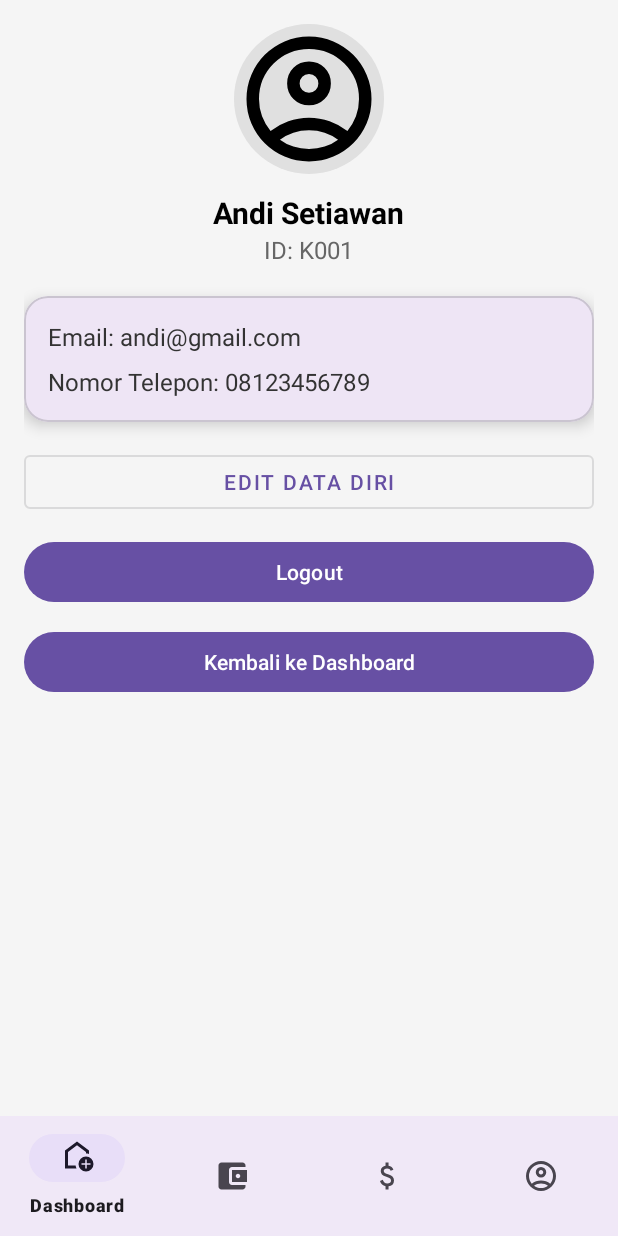
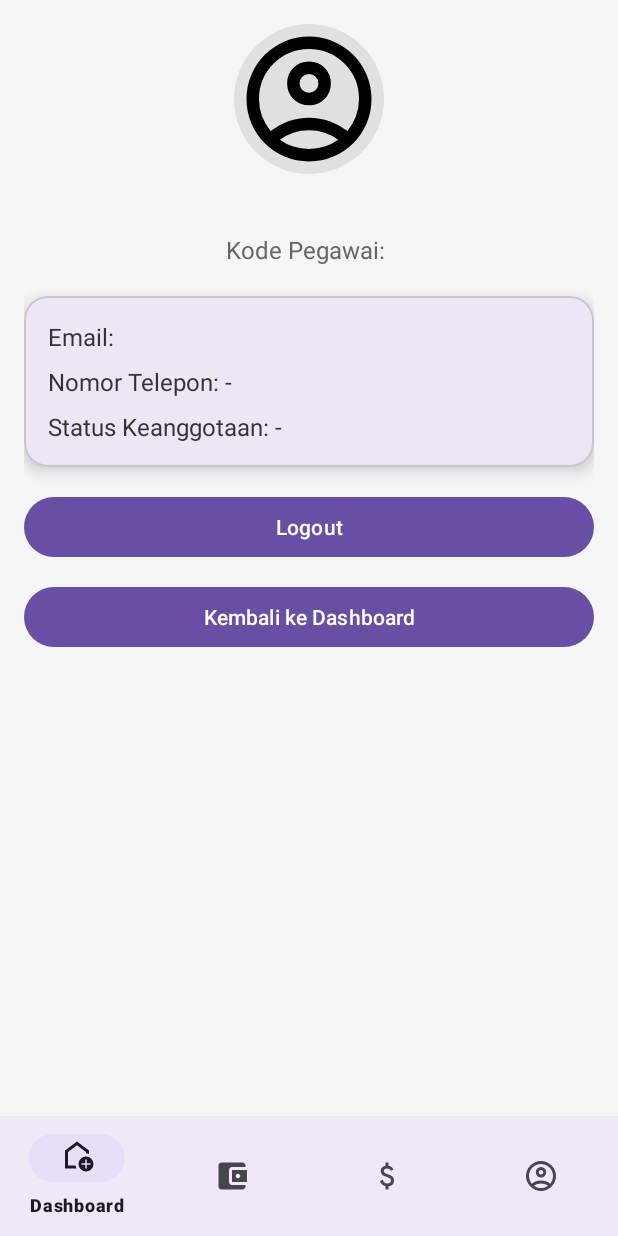
Before and after one commit to YaredMordechai/Projek_MAP, an Android app: the fragment ProfilFragment placed in its activity, on a phone screen of 412 x 824 dp. Run offline under Robolectric (Android 15) with nearby library versions, the phone set to English and light mode, and no system bars; 1 statement that could not run was skipped.

Commit message:
Update ProfilFragment dan penyesuasian UserDummy

```diff
--- a/app/src/main/java/com/example/projek_map/MainActivity.kt
+++ b/app/src/main/java/com/example/projek_map/MainActivity.kt
@@ -12,14 +12,22 @@ class MainActivity : AppCompatActivity() {
 
     private lateinit var binding: ActivityMainBinding
     private var userNama: String = ""
+    private var userEmail: String = ""
+    private var userTelepon: String = ""
+    private var userStatus: String = ""
+    private var userKodePegawai: String = ""
 
     override fun onCreate(savedInstanceState: Bundle?) {
         super.onCreate(savedInstanceState)
         binding = ActivityMainBinding.inflate(layoutInflater)
         setContentView(binding.root)
 
-        // Ambil data user dari intent (dummy login)
+        // Ambil data user dari Intent (dummy login)
         userNama = intent.getStringExtra("userName") ?: ""
+        userEmail = intent.getStringExtra("userEmail") ?: ""
+        userTelepon = intent.getStringExtra("userTelepon") ?: ""
+        userStatus = intent.getStringExtra("userStatusKeanggotaan") ?: ""
+        userKodePegawai = intent.getStringExtra("userKodePegawai") ?: ""
 
         // Jika user belum login (tidak ada nama)
         if (userNama.isEmpty()) {
@@ -57,6 +65,10 @@ class MainActivity : AppCompatActivity() {
                     val fragment = ProfilFragment()
                     val bundle = Bundle()
                     bundle.putString("nama", userNama)
+                    bundle.putString("email", userEmail)
+                    bundle.putString("telepon", userTelepon)
+                    bundle.putString("statusKeanggotaan", userStatus)
+                    bundle.putString("kodePegawai", userKodePegawai)
                     fragment.arguments = bundle
                     loadFragment(fragment)
                     true
--- a/app/src/main/java/com/example/projek_map/ProfilFragment.kt
+++ b/app/src/main/java/com/example/projek_map/ProfilFragment.kt
@@ -8,9 +8,10 @@ import android.view.ViewGroup
 import android.widget.ImageView
 import android.widget.TextView
 import androidx.fragment.app.Fragment
-import com.google.android.material.button.MaterialButton
+import com.example.projek_map.data.DummyUserData
 import com.example.projek_map.ui.LoginActivity
 import com.example.projek_map.utils.PrefManager
+import com.google.android.material.button.MaterialButton
 
 class ProfilFragment : Fragment() {
 
@@ -24,46 +25,67 @@ class ProfilFragment : Fragment() {
     override fun onViewCreated(view: View, savedInstanceState: Bundle?) {
         super.onViewCreated(view, savedInstanceState)
 
-        // --- Inisialisasi komponen ---
         val imgProfile = view.findViewById<ImageView>(R.id.imgProfile)
         val tvNamaUser = view.findViewById<TextView>(R.id.tvNamaUser)
         val tvIdUser = view.findViewById<TextView>(R.id.tvIdUser)
         val tvEmail = view.findViewById<TextView>(R.id.tvEmail)
         val tvTelepon = view.findViewById<TextView>(R.id.tvTelepon)
+        val tvStatus = view.findViewById<TextView>(R.id.tvStatus)
 
-        val btnEditProfil = view.findViewById<MaterialButton>(R.id.btnEditProfil)
         val btnLogout = view.findViewById<MaterialButton>(R.id.btnLogout)
         val btnBackDashboard = view.findViewById<MaterialButton>(R.id.btnBackDashboard)
 
-        // --- Ambil data dari argument (dikirim dari MainActivity) ---
-        val userNama = arguments?.getString("nama") ?: "Andi Setiawan"
+        val pref = PrefManager(requireContext())
 
-        // --- Dummy data pengguna ---
-        tvNamaUser.text = userNama
-        tvIdUser.text = "ID: K001"
-        tvEmail.text = "Email: andi@gmail.com"
-        tvTelepon.text = "Nomor Telepon: 08123456789"
+        // 🔹 Ambil data dari argument (jika dikirim dari MainActivity)
+        val namaArg = arguments?.getString("nama")
+        val emailArg = arguments?.getString("email")
+        val teleponArg = arguments?.getString("telepon")
+        val statusArg = arguments?.getString("statusKeanggotaan")
+        val kodePegawaiArg = arguments?.getString("kodePegawai")
+
+        if (!namaArg.isNullOrEmpty()) {
+            // tampilkan data dari intent bundle
+            tvNamaUser.text = namaArg
+            tvIdUser.text = "Kode Pegawai: ${kodePegawaiArg ?: "-"}"
+            tvEmail.text = "Email: ${emailArg ?: "-"}"
+            tvTelepon.text = "Nomor Telepon: ${teleponArg ?: "-"}"
+            tvStatus.text = "Status Keanggotaan: ${statusArg ?: "-"}"
+        } else {
+            // fallback ke PrefManager + DummyUserData
+            val loggedEmail = pref.getEmail() ?: ""
+            val loggedKode = pref.getKodePegawai() ?: ""
+
+            val currentUser = DummyUserData.users.find {
+                it.email.equals(loggedEmail, ignoreCase = true) || it.kodePegawai == loggedKode
+            }
+
+            if (currentUser != null) {
+                tvNamaUser.text = currentUser.nama
+                tvIdUser.text = "Kode Pegawai: ${currentUser.kodePegawai}"
+                tvEmail.text = "Email: ${currentUser.email}"
+                tvTelepon.text = "Nomor Telepon: ${currentUser.telepon}"
+                tvStatus.text = "Status Keanggotaan: ${currentUser.statusKeanggotaan}"
+            } else {
+                tvNamaUser.text = pref.getUserName() ?: "Pengguna Tidak Dikenal"
+                tvIdUser.text = "Kode Pegawai: ${pref.getKodePegawai() ?: "-"}"
+                tvEmail.text = "Email: ${pref.getEmail() ?: "-"}"
+                tvTelepon.text = "Nomor Telepon: -"
+                tvStatus.text = "Status Keanggotaan: -"
+            }
+        }
+
         imgProfile.setImageResource(R.drawable.ic_profil)
 
-        // --- Tombol Edit Profil ---
-        btnEditProfil.setOnClickListener {
-            parentFragmentManager.beginTransaction()
-                .replace(R.id.fragmentContainer, EditProfilFragment())
-                .addToBackStack(null)
-                .commit()
-        }
-
-        // --- Tombol Logout ---
+        // Tombol Logout
         btnLogout.setOnClickListener {
-            val pref = PrefManager(requireContext())
             pref.logout()
-
             val intent = Intent(requireContext(), LoginActivity::class.java)
             startActivity(intent)
             requireActivity().finish()
         }
 
-        // --- Tombol Kembali ke Dashboard ---
+        // Tombol Kembali ke Dashboard
         btnBackDashboard.setOnClickListener {
             parentFragmentManager.popBackStack()
         }
--- a/app/src/main/java/com/example/projek_map/utils/PrefManager.kt
+++ b/app/src/main/java/com/example/projek_map/utils/PrefManager.kt
@@ -5,15 +5,21 @@ import android.content.Context
 class PrefManager(context: Context) {
 
     private val PREF_NAME = "koperasi_pref"
+
     private val KEY_IS_LOGGED_IN = "is_logged_in"
     private val KEY_USER_NAME = "user_name"
+    private val KEY_EMAIL = "user_email"
+    private val KEY_KODE_PEGAWAI = "kode_pegawai"
 
     private val pref = context.getSharedPreferences(PREF_NAME, Context.MODE_PRIVATE)
     private val editor = pref.edit()
 
-    fun saveLogin(userName: String) {
+    // Simpan data login (nama, email, kode pegawai)
+    fun saveLogin(userName: String, email: String, kodePegawai: String) {
         editor.putBoolean(KEY_IS_LOGGED_IN, true)
         editor.putString(KEY_USER_NAME, userName)
+        editor.putString(KEY_EMAIL, email)
+        editor.putString(KEY_KODE_PEGAWAI, kodePegawai)
         editor.apply()
     }
 
@@ -25,6 +31,14 @@ class PrefManager(context: Context) {
         return pref.getString(KEY_USER_NAME, "")
     }
 
+    fun getEmail(): String? {
+        return pref.getString(KEY_EMAIL, "")
+    }
+
+    fun getKodePegawai(): String? {
+        return pref.getString(KEY_KODE_PEGAWAI, "")
+    }
+
     fun logout() {
         editor.clear()
         editor.apply()
--- a/app/src/main/res/layout/fragment_profil.xml
+++ b/app/src/main/res/layout/fragment_profil.xml
@@ -28,7 +28,7 @@
             android:id="@+id/tvNamaUser"
             android:layout_width="wrap_content"
             android:layout_height="wrap_content"
-            android:text="Andi Setiawan"
+            android:text="Nama User"
             android:textSize="20sp"
             android:textStyle="bold"
             android:textColor="#000"/>
@@ -37,7 +37,7 @@
             android:id="@+id/tvIdUser"
             android:layout_width="wrap_content"
             android:layout_height="wrap_content"
-            android:text="ID: K001"
+            android:text="Kode Pegawai: -"
             android:textSize="16sp"
             android:textColor="#666"
             android:layout_marginBottom="20dp"/>
@@ -60,7 +60,7 @@
                     android:id="@+id/tvEmail"
                     android:layout_width="wrap_content"
                     android:layout_height="wrap_content"
-                    android:text="Email: andisetiawan123@email.com"
+                    android:text="Email: -"
                     android:textSize="16sp"
                     android:textColor="#333"/>
 
@@ -68,7 +68,16 @@
                     android:id="@+id/tvTelepon"
                     android:layout_width="wrap_content"
                     android:layout_height="wrap_content"
-                    android:text="Nomor Telepon: 08123456789"
+                    android:text="Nomor Telepon: -"
+                    android:textSize="16sp"
+                    android:textColor="#333"
+                    android:layout_marginTop="8dp"/>
+
+                <TextView
+                    android:id="@+id/tvStatus"
+                    android:layout_width="wrap_content"
+                    android:layout_height="wrap_content"
+                    android:text="Status Keanggotaan: -"
                     android:textSize="16sp"
                     android:textColor="#333"
                     android:layout_marginTop="8dp"/>
@@ -76,14 +85,6 @@
         </com.google.android.material.card.MaterialCardView>
 
         <!-- Tombol Aksi -->
-        <com.google.android.material.button.MaterialButton
-            android:id="@+id/btnEditProfil"
-            android:layout_width="match_parent"
-            android:layout_height="wrap_content"
-            android:text="Edit Data Diri"
-            style="@style/Widget.MaterialComponents.Button.OutlinedButton"
-            android:layout_marginBottom="12dp"/>
-
         <com.google.android.material.button.MaterialButton
             android:id="@+id/btnLogout"
             android:layout_width="match_parent"
```
Also changed, not shown: app/src/main/java/com/example/projek_map/PinjamanFragment.kt (+23 -5 lines), app/src/main/java/com/example/projek_map/data/UserDummy.kt (+19 -3 lines), app/src/main/java/com/example/projek_map/ui/LoginActivity.kt (+7 -0 lines), app/src/main/java/com/example/projek_map/ui/SignupActivity.kt (+29 -2 lines).
